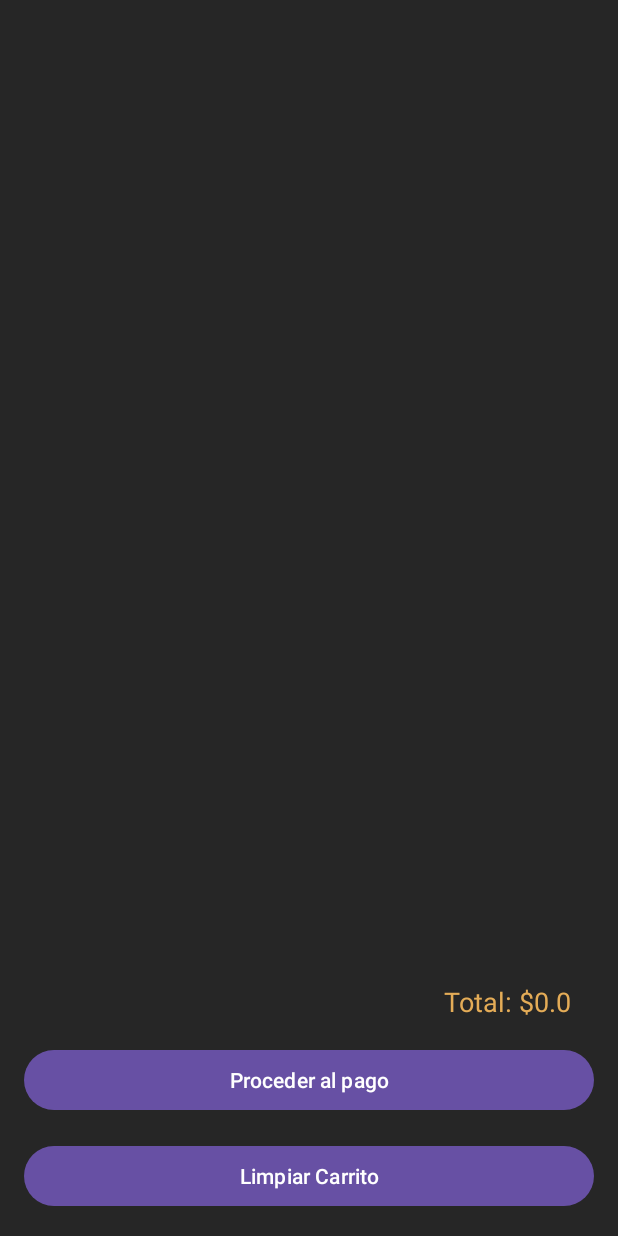
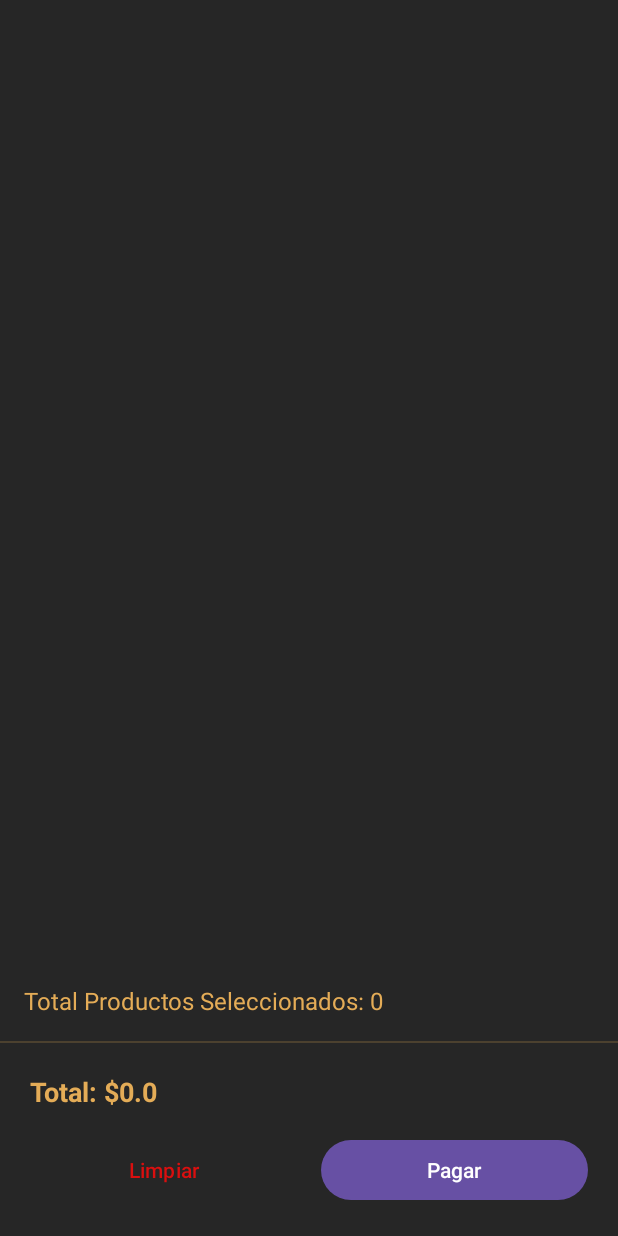
Before and after one commit to Web-Developers2-0/2025-Practica_Profesionalizante, an Android app: the CartActivity screen opened directly, with no data from a screen before it, on a phone screen of 412 x 824 dp. Run offline under Robolectric (Android 15) with nearby library versions, the phone set to English and light mode, and no system bars.

Commit message:
Add the product counter to the cart

```diff
--- a/mobile/app/src/main/java/com/example/planetsuperheroes/CartActivity.java
+++ b/mobile/app/src/main/java/com/example/planetsuperheroes/CartActivity.java
@@ -39,10 +39,11 @@ public class CartActivity extends AppCompatActivity {
     private CartAdapter cartAdapter;
     private LinearLayoutManager layoutManager;
     private TextView totalAmountText;
+    private TextView productCountText; // Nuevo TextView para el contador
     private Button btnCheckout;
     private Button btnClearCart;
     private ApiService apiService;
-    private int userId;
+    private int userId = -1;
 
     // Variable para almacenar los datos de pago
     private Map<String, String> paymentData;
@@ -55,6 +56,7 @@ public class CartActivity extends AppCompatActivity {
         // Inicializar vistas
         recyclerViewCartItems = findViewById(R.id.recyclerViewCartItems);
         totalAmountText = findViewById(R.id.totalAmountText);
+        productCountText = findViewById(R.id.productCountText); // Inicializa el contador
         btnCheckout = findViewById(R.id.btnCheckout);
         btnClearCart = findViewById(R.id.btnClearCart);
 
@@ -71,6 +73,7 @@ public class CartActivity extends AppCompatActivity {
         // Crear la lista de OrderItem
         List<OrderItem> orderItems = new ArrayList<>();
         final double[] totalAmount = {0};
+        int totalProducts = 0; // Contador de productos
 
         for (Map.Entry<Product, Integer> entry : cartItems.entrySet()) {
             Product product = entry.getKey();
@@ -78,14 +81,16 @@ public class CartActivity extends AppCompatActivity {
             Log.d("CartActivity", "ID del producto: " + product.getId() + ", Cantidad: " + quantity);
             orderItems.add(new OrderItem(product.getId(), product.getName(), quantity));
             totalAmount[0] += product.getPrice() * quantity;
+            totalProducts += quantity; // Suma la cantidad de cada producto
         }
 
         // Inicializar el adapter
         cartAdapter = new CartAdapter(this, orderItems);
         recyclerViewCartItems.setAdapter(cartAdapter);
 
-        // Mostrar el monto total
+        // Mostrar el monto total y el contador de productos
         totalAmountText.setText("Total: $" + totalAmount[0]);
+        productCountText.setText("Total Productos Seleccionados: " + totalProducts);
 
         // Obtener el ID del usuario
         getUserId();
@@ -126,6 +131,7 @@ public class CartActivity extends AppCompatActivity {
                                 CartManager.getInstance().clearCart(); // Limpiar el carrito
                                 cartAdapter.updateCartItems(new ArrayList<>()); // Actualizar la vista del carrito
                                 totalAmountText.setText("Total: $0.00"); // Reiniciar el total
+                                productCountText.setText("Total Productos Seleccionados: 0"); // Reiniciar el contador
                                 Toast.makeText(CartActivity.this, "El carrito ha sido limpiado", Toast.LENGTH_SHORT).show();
                             }
                         })
@@ -165,6 +171,7 @@ public class CartActivity extends AppCompatActivity {
                 CartManager.getInstance().clearCart(); // Limpiar el carrito
                 cartAdapter.updateCartItems(new ArrayList<>()); // Actualizar la vista del carrito
                 totalAmountText.setText("Total: $0.00"); // Reiniciar el total
+                productCountText.setText("Total Productos Seleccionados: 0"); // Reiniciar el contador
                 Toast.makeText(this, "El carrito se ha limpiado", Toast.LENGTH_SHORT).show();
             }
         }
--- a/mobile/app/src/main/res/layout/activity_cart.xml
+++ b/mobile/app/src/main/res/layout/activity_cart.xml
@@ -1,38 +1,81 @@
-<!-- activity_cart.xml -->
 <LinearLayout xmlns:android="http://schemas.android.com/apk/res/android"
     android:layout_width="match_parent"
     android:layout_height="match_parent"
     android:orientation="vertical"
-    android:background="@color/background_dark"
-    android:padding="16dp">
+    android:background="@color/background_dark">
 
     <androidx.recyclerview.widget.RecyclerView
         android:id="@+id/recyclerViewCartItems"
         android:layout_width="match_parent"
         android:layout_height="0dp"
         android:layout_weight="1"
-        android:scrollbars="vertical" />
+        android:layout_margin="16dp"
+        android:scrollbars="none" />
 
     <TextView
-        android:id="@+id/totalAmountText"
+        android:id="@+id/productCountText"
         android:layout_width="match_parent"
         android:layout_height="wrap_content"
-        android:text="Total: $0.00"
-        android:textSize="18sp"
-        android:gravity="end"
         android:padding="16dp"
-        android:textColor="@color/text_secondary_dark"/>
+        android:text="Total Productos Seleccionados: 0"
+        android:textColor="@color/text_secondary_dark"
+        android:textSize="16dp" />
 
-    <Button
-        android:id="@+id/btnCheckout"
+    <View
+        android:layout_width="match_parent"
+        android:layout_height="1dp"
+        android:background="@color/text_secondary_dark"
+        android:alpha="0.2" />
+
+    <LinearLayout
         android:layout_width="match_parent"
         android:layout_height="wrap_content"
-        android:text="Proceder al pago" />
+        android:orientation="vertical"
+        android:padding="20dp">
 
-    <Button
-        android:id="@+id/btnClearCart"
-        android:layout_width="match_parent"
-        android:layout_height="wrap_content"
-        android:text="Limpiar Carrito"
-        android:layout_marginTop="16dp" /> <!-- Agregado -->
+        <LinearLayout
+            android:layout_width="match_parent"
+            android:layout_height="wrap_content"
+            android:orientation="horizontal"
+            android:layout_marginBottom="16dp">
+
+            <TextView
+                android:id="@+id/totalAmountText"
+                android:layout_width="wrap_content"
+                android:layout_height="wrap_content"
+                android:text="$0.00"
+                android:textSize="18sp"
+                android:textStyle="bold"
+                android:textColor="@color/text_secondary_dark" />
+
+        </LinearLayout>
+
+        <LinearLayout
+            android:layout_width="match_parent"
+            android:layout_height="wrap_content"
+            android:orientation="horizontal"
+            android:weightSum="2">
+
+            <Button
+                android:id="@+id/btnClearCart"
+                android:layout_width="0dp"
+                android:layout_height="wrap_content"
+                android:layout_weight="1"
+                android:layout_marginEnd="8dp"
+                android:text="Limpiar"
+                android:background="@android:color/transparent"
+                android:textColor="@color/light_red" />
+
+            <Button
+                android:id="@+id/btnCheckout"
+                android:layout_width="0dp"
+                android:layout_height="wrap_content"
+                android:layout_weight="1"
+                android:layout_marginStart="8dp"
+                android:text="Pagar" />
+
+        </LinearLayout>
+
+    </LinearLayout>
+
 </LinearLayout>
--- a/mobile/app/src/main/res/values/colors.xml
+++ b/mobile/app/src/main/res/values/colors.xml
@@ -26,6 +26,7 @@
     <color name="text_secondary_dark">#E4AC57</color>
     <color name="text_alternative_dark">#535353</color>
     <color name="dark_red">#841212</color>
+    <color name="light_red">#D90F0F</color>
 
     <!-- Paleta del sprint 1 -->
     <color name="colorPrimary">#841212</color>
```
